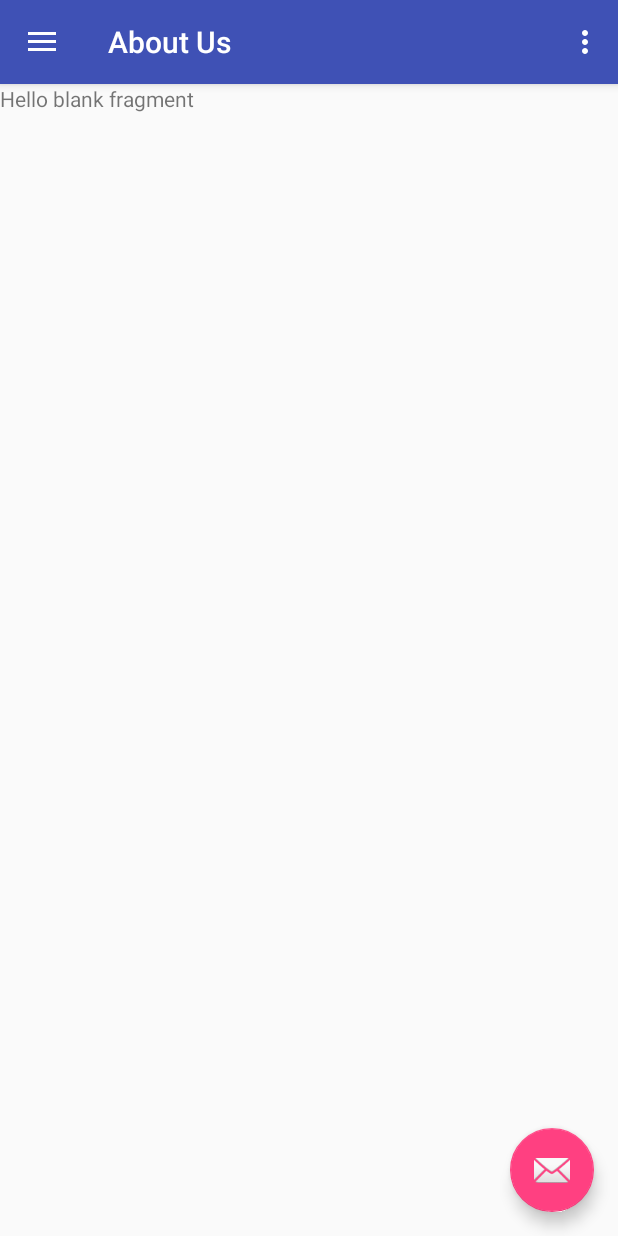
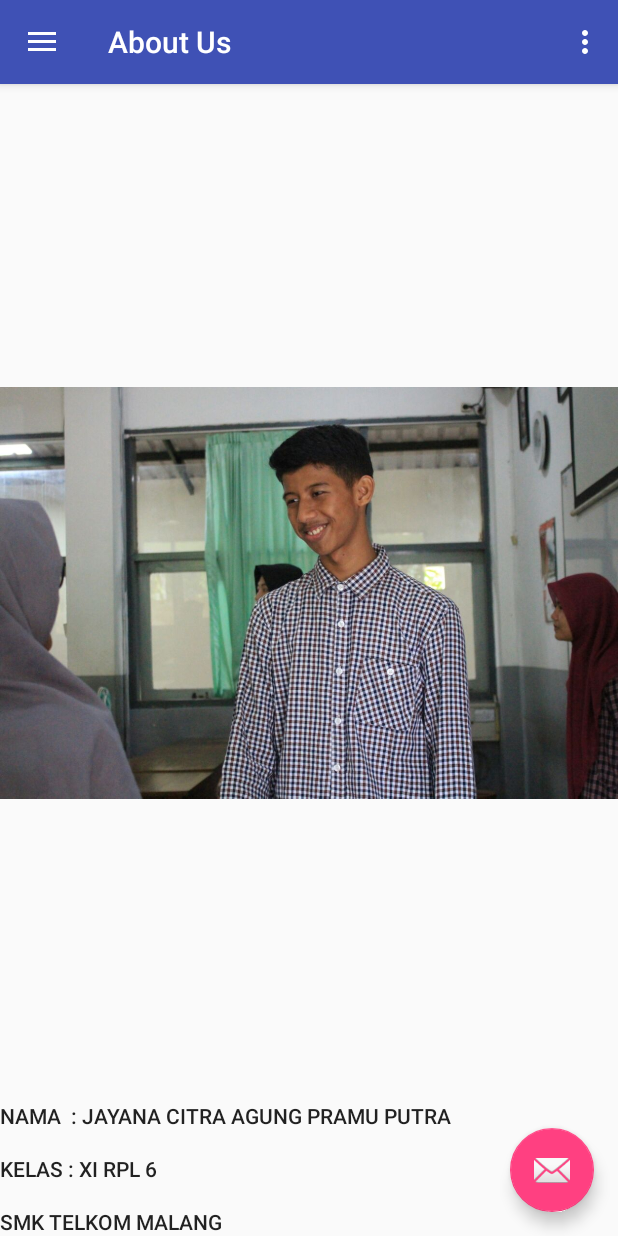
Before and after one commit to jayanacitra99/The-Movies-App, an Android app: the screen it shows after launch (MainActivity), in the side drawer, after a tap on "About Us", on a phone screen of 412 x 824 dp. Run offline under Robolectric (Android 15) with nearby library versions, the phone set to English and light mode, and no system bars; our stand-ins replace Volley; network calls fail; 1 statement that could not run was skipped.

Commit message:
About Us

```diff
--- a/app/src/main/res/layout/fragment_about_us.xml
+++ b/app/src/main/res/layout/fragment_about_us.xml
@@ -1,13 +1,43 @@
-<FrameLayout xmlns:android="http://schemas.android.com/apk/res/android"
+<LinearLayout xmlns:android="http://schemas.android.com/apk/res/android"
+    xmlns:app="http://schemas.android.com/apk/res-auto"
     xmlns:tools="http://schemas.android.com/tools"
     android:layout_width="match_parent"
     android:layout_height="match_parent"
+    android:orientation="vertical"
     tools:context="layout.AboutUsFragment">
 
     <!-- TODO: Update blank fragment layout -->
+
+    <ImageView
+        android:id="@+id/imageViewAboutUs"
+        android:layout_width="wrap_content"
+        android:layout_height="224dp"
+        android:layout_weight="0.45"
+        android:paddingTop="@dimen/nav_header_vertical_spacing"
+        app:srcCompat="@drawable/foto" />
+
     <TextView
+        android:id="@+id/textView5"
         android:layout_width="match_parent"
-        android:layout_height="match_parent"
-        android:text="@string/hello_blank_fragment" />
+        android:layout_height="wrap_content"
+        android:paddingTop="@dimen/nav_header_vertical_spacing"
+        android:text="Nama  : Jayana Citra Agung Pramu Putra"
+        android:textAppearance="@style/TextAppearance.AppCompat.Button" />
 
-</FrameLayout>
+    <TextView
+        android:id="@+id/textView4"
+        android:layout_width="match_parent"
+        android:layout_height="wrap_content"
+        android:paddingTop="@dimen/nav_header_vertical_spacing"
+        android:text="Kelas : XI RPL 6"
+        android:textAppearance="@style/TextAppearance.AppCompat.Button" />
+
+    <TextView
+        android:id="@+id/textView3"
+        android:layout_width="match_parent"
+        android:layout_height="wrap_content"
+        android:paddingTop="@dimen/nav_header_vertical_spacing"
+        android:text="SMK TELKOM MALANG"
+        android:textAppearance="@style/TextAppearance.AppCompat.Button" />
+
+</LinearLayout>
```
Also changed, not shown: app/src/main/res/drawable/foto.jpg (added).
